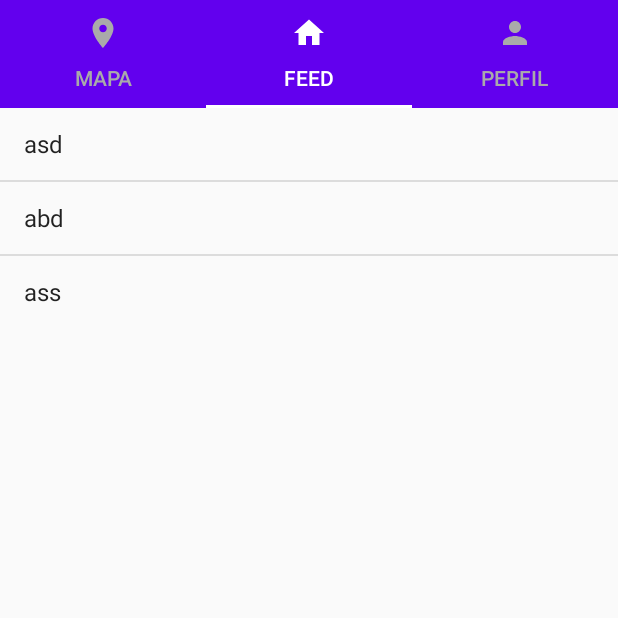
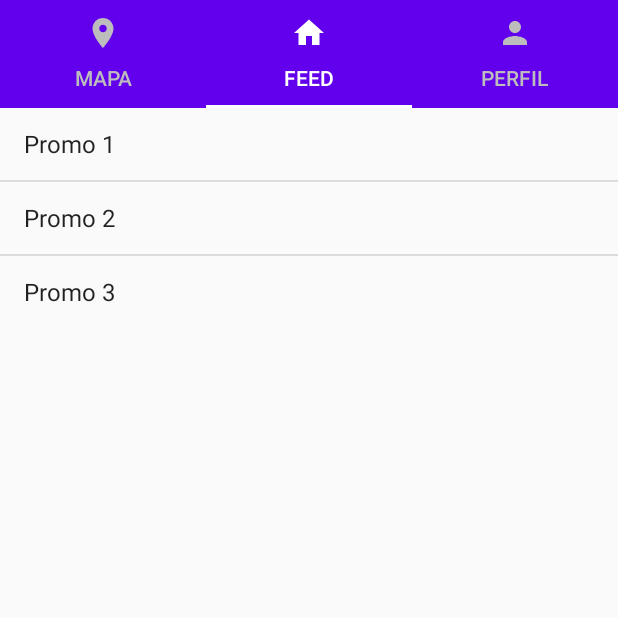
Before and after one commit to madson-rodrigues/app-PromoGela, an Android app: the screen it shows after launch (MainActivity), tab 2 chosen, on a phone screen of 412 x 824 dp, the top half of it. Run offline under Robolectric (Android 15) with nearby library versions, the phone set to English and light mode, and no system bars.

Commit message:
Refactored code, added setupTabLayout

```diff
--- a/app/src/main/java/com/example/promogela/FeedFragment.java
+++ b/app/src/main/java/com/example/promogela/FeedFragment.java
@@ -37,7 +37,7 @@ public class FeedFragment extends Fragment {
         View view = inflater.inflate(R.layout.fragment_feed, container, false);
         ListView listaDepromos = (ListView)view.findViewById(R.id.lista);
         List<String> itens = new ArrayList<String>();
-        itens = Arrays.asList(new String[]{"asd", "abd", "ass"});
+        itens = Arrays.asList(new String[]{"Promo 1", "Promo 2", "Promo 3"});
         ArrayAdapter<String> adapter = new ArrayAdapter<String>(getContext(), android.R.layout.simple_list_item_1, itens );
         listaDepromos.setAdapter(adapter);
         return view;
--- a/app/src/main/java/com/example/promogela/MainActivity.java
+++ b/app/src/main/java/com/example/promogela/MainActivity.java
@@ -22,6 +22,7 @@ public class MainActivity extends AppCompatActivity {
     ViewPager viewPager;
     @Override
     protected void onCreate(Bundle savedInstanceState) {
+
         super.onCreate(savedInstanceState);
         setContentView(R.layout.activity_main);
 
@@ -36,6 +37,12 @@ public class MainActivity extends AppCompatActivity {
 
         prepareViewPager(viewPager, arrayList);
 
+        prepareTabLayout();
+
+    }
+
+    private void prepareTabLayout() {
+
         tabLayout.setupWithViewPager(viewPager);
         //setting the tab icons
         tabLayout.getTabAt(0).setIcon(R.drawable.ic_mapa);
@@ -43,8 +50,8 @@ public class MainActivity extends AppCompatActivity {
         tabLayout.getTabAt(2).setIcon(R.drawable.ic_perfil);
         //setting the tab icon colors, in order to start the app with the right colors
         tabLayout.getTabAt(0).getIcon().setColorFilter(getResources().getColor(android.R.color.white), PorterDuff.Mode.SRC_IN);
-        tabLayout.getTabAt(1).getIcon().setColorFilter(getResources().getColor(android.R.color.darker_gray), PorterDuff.Mode.SRC_IN);
-        tabLayout.getTabAt(2).getIcon().setColorFilter(getResources().getColor(android.R.color.darker_gray), PorterDuff.Mode.SRC_IN);
+        tabLayout.getTabAt(1).getIcon().setColorFilter(getResources().getColor(R.color.my_darker_gray), PorterDuff.Mode.SRC_IN);
+        tabLayout.getTabAt(2).getIcon().setColorFilter(getResources().getColor(R.color.my_darker_gray), PorterDuff.Mode.SRC_IN);
         //changing dynamically the icon colors, when selected
         tabLayout.addOnTabSelectedListener(new TabLayout.OnTabSelectedListener() {
             @Override
@@ -53,7 +60,7 @@ public class MainActivity extends AppCompatActivity {
                     if(tabLayout.getTabAt(i).isSelected())
                         tabLayout.getTabAt(i).getIcon().setColorFilter(getResources().getColor(android.R.color.white), PorterDuff.Mode.SRC_IN);
                     else{
-                        tabLayout.getTabAt(i).getIcon().setColorFilter(getResources().getColor(android.R.color.darker_gray), PorterDuff.Mode.SRC_IN);
+                        tabLayout.getTabAt(i).getIcon().setColorFilter(getResources().getColor(R.color.my_darker_gray), PorterDuff.Mode.SRC_IN);
                     }
                 }
             }
@@ -68,7 +75,6 @@ public class MainActivity extends AppCompatActivity {
             public void onTabReselected(TabLayout.Tab tab) {
             }
         });
-
     }
 
 
--- a/app/src/main/res/layout/activity_main.xml
+++ b/app/src/main/res/layout/activity_main.xml
@@ -11,7 +11,7 @@
        android:layout_width="match_parent"
        android:layout_height="wrap_content"
        android:id="@+id/tab_layout"
-       app:tabTextColor="@android:color/darker_gray"
+       app:tabTextColor="@color/my_darker_gray"
        app:tabIndicatorColor="@android:color/white"
        app:tabSelectedTextColor="@android:color/white"
        android:background="@color/colorPrimary"
--- a/app/src/main/res/values/colors.xml
+++ b/app/src/main/res/values/colors.xml
@@ -3,5 +3,6 @@
     <color name="colorPrimary">#6200EE</color>
     <color name="colorPrimaryDark">#3700B3</color>
     <color name="colorAccent">#03DAC5</color>
+    <color name="my_darker_gray">#BDBDBD</color>
 
 </resources>
```
